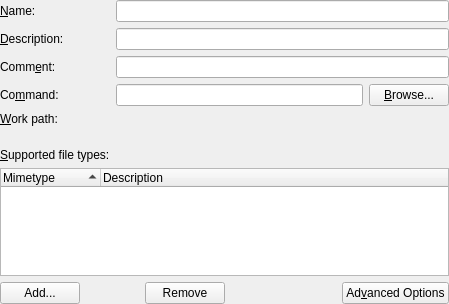
The window that kio/kfile/kpropertiesdesktopbase.ui (KDE/kdelibs) describes before a commit, drawn with Qt 5.
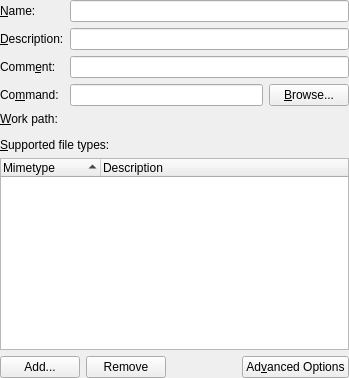
The same window after the commit. Custom widgets are drawn as their Qt base class.

Diff of the .ui file:
```diff
--- a/kio/kfile/kpropertiesdesktopbase.ui
+++ b/kio/kfile/kpropertiesdesktopbase.ui
@@ -1,161 +1,76 @@
-<ui version="4.0" >
+<?xml version="1.0" encoding="UTF-8"?>
+<ui version="4.0">
  <class>KPropertiesDesktopBase</class>
- <widget class="QWidget" name="KPropertiesDesktopBase" >
-  <property name="geometry" >
-   <rect>
-    <x>0</x>
-    <y>0</y>
-    <width>449</width>
-    <height>304</height>
-   </rect>
-  </property>
-  <layout class="QGridLayout" >
-   <property name="leftMargin" >
+ <widget class="QWidget" name="KPropertiesDesktopBase">
+  <layout class="QVBoxLayout" name="verticalLayout">
+   <property name="margin">
     <number>0</number>
    </property>
-   <property name="topMargin" >
-    <number>0</number>
-   </property>
-   <property name="rightMargin" >
-    <number>0</number>
-   </property>
-   <property name="bottomMargin" >
-    <number>0</number>
-   </property>
-   <property name="horizontalSpacing" >
-    <number>6</number>
-   </property>
-   <property name="verticalSpacing" >
-    <number>6</number>
-   </property>
-   <item row="5" column="3" colspan="2" >
-    <spacer>
-     <property name="orientation" >
-      <enum>Qt::Vertical</enum>
-     </property>
-     <property name="sizeType" >
-      <enum>QSizePolicy::Minimum</enum>
-     </property>
-     <property name="sizeHint" >
-      <size>
-       <width>20</width>
-       <height>16</height>
-      </size>
-     </property>
-    </spacer>
-   </item>
-   <item row="6" column="0" colspan="7" >
-    <widget class="QLabel" name="textLabel7" >
-     <property name="whatsThis" >
-      <string>&lt;qt>&lt;p>This list should show the types of file that your application can handle. This list is organized by &lt;u>mimetypes&lt;/u>.&lt;/p>
-&lt;p>MIME, Multipurpose Internet (e)Mail Extension, is a standard protocol for identifying the type of data based on filename extensions and correspondent &lt;u>mimetypes&lt;/u>. Example: the "bmp" part that comes after the dot in flower.bmp indicates that it is a specific kind of image, &lt;u>image/x-bmp&lt;/u>. To know which application should open each type of file, the system should be informed about the abilities of each application to handle these extensions and mimetypes.&lt;/p>
-&lt;p>If you want to associate this application with one or more mimetypes that are not in this list, click on the button &lt;b>Add&lt;/b> below. If there are one or more filetypes that this application cannot handle, you may want to remove them from the list clicking on the button &lt;b>Remove&lt;/b> below.&lt;/p>&lt;/qt></string>
-     </property>
-     <property name="text" >
-      <string>&amp;Supported file types:</string>
-     </property>
-     <property name="buddy" >
-      <cstring>filetypeList</cstring>
-     </property>
-    </widget>
-   </item>
-   <item row="7" column="0" colspan="7" >
-    <widget class="QTreeWidget" name="filetypeList" >
-     <property name="sizePolicy" >
-      <sizepolicy vsizetype="Expanding" hsizetype="Expanding" >
-       <horstretch>0</horstretch>
-       <verstretch>1</verstretch>
-      </sizepolicy>
-     </property>
-     <property name="whatsThis" >
-      <string>&lt;qt>&lt;p>This list should show the types of file that your application can handle. This list is organized by &lt;u>mimetypes&lt;/u>.&lt;/p>
-&lt;p>MIME, Multipurpose Internet (e)Mail Extension, is a standard protocol for identifying the type of data based on filename extensions and correspondent &lt;u>mimetypes&lt;/u>. Example: the "bmp" part that comes after the dot in flower.bmp indicates that it is a specific kind of image, &lt;u>image/x-bmp&lt;/u>. To know which application should open each type of file, the system should be informed about the abilities of each application to handle these extensions and mimetypes.&lt;/p>
-&lt;p>If you want to associate this application with one or more mimetypes that are not in this list, click on the button &lt;b>Add&lt;/b> below. If there are one or more filetypes that this application cannot handle, you may want to remove them from the list clicking on the button &lt;b>Remove&lt;/b> below.&lt;/p>&lt;/qt></string>
-     </property>
-     <property name="rootIsDecorated" >
-      <bool>false</bool>
-     </property>
-     <property name="sortingEnabled" >
-      <bool>true</bool>
-     </property>
-     <property name="allColumnsShowFocus" >
-      <bool>true</bool>
-     </property>
-     <column>
-      <property name="text" >
-       <string>Mimetype</string>
-      </property>
-     </column>
-     <column>
-      <property name="text" >
-       <string>Description</string>
-      </property>
-     </column>
-    </widget>
-   </item>
-   <item row="0" column="0" colspan="2" >
-    <widget class="QLabel" name="nameLabel" >
-     <property name="whatsThis" >
+   <item>
+    <layout class="QFormLayout" name="formLayout">
+     <item row="0" column="0">
+      <widget class="QLabel" name="nameLabel">
+       <property name="whatsThis">
       <string>Type the name you want to give to this application here. This application will appear under this name in the applications menu and in the panel.</string>
      </property>
-     <property name="text" >
+       <property name="text">
       <string>&amp;Name:</string>
      </property>
-     <property name="buddy" >
+       <property name="buddy">
       <cstring>nameEdit</cstring>
      </property>
     </widget>
    </item>
-   <item row="0" column="2" colspan="5" >
-    <widget class="KLineEdit" name="nameEdit" >
-     <property name="whatsThis" >
+     <item row="0" column="1">
+      <widget class="KLineEdit" name="nameEdit">
+       <property name="whatsThis">
       <string>Type the name you want to give to this application here. This application will appear under this name in the applications menu and in the panel.</string>
      </property>
     </widget>
    </item>
-   <item row="1" column="0" colspan="2" >
-    <widget class="QLabel" name="textLabel2" >
-     <property name="whatsThis" >
-      <string>Type the description of this application, based on its use, here. Examples: a dial up application (KPPP) would be "Dial up tool".</string>
-     </property>
-     <property name="text" >
+     <item row="1" column="0">
+      <widget class="QLabel" name="textLabel2">
+       <property name="whatsThis">
+        <string>Type the description of this application, based on its use, here. Examples: a dial up application (KPPP) would be &quot;Dial up tool&quot;.</string>
+       </property>
+       <property name="text">
       <string>&amp;Description:</string>
      </property>
-     <property name="buddy" >
+       <property name="buddy">
       <cstring>genNameEdit</cstring>
      </property>
     </widget>
    </item>
-   <item row="1" column="2" colspan="5" >
-    <widget class="KLineEdit" name="genNameEdit" >
-     <property name="whatsThis" >
-      <string>Type the description of this application, based on its use, here. Examples: a dial up application (KPPP) would be "Dial up tool".</string>
+     <item row="1" column="1">
+      <widget class="KLineEdit" name="genNameEdit">
+       <property name="whatsThis">
+        <string>Type the description of this application, based on its use, here. Examples: a dial up application (KPPP) would be &quot;Dial up tool&quot;.</string>
      </property>
     </widget>
    </item>
-   <item row="2" column="0" colspan="2" >
-    <widget class="QLabel" name="textLabel3" >
-     <property name="whatsThis" >
+     <item row="2" column="0">
+      <widget class="QLabel" name="textLabel3">
+       <property name="whatsThis">
       <string>Type any comment you think is useful here.</string>
      </property>
-     <property name="text" >
+       <property name="text">
       <string>Comm&amp;ent:</string>
      </property>
-     <property name="buddy" >
+       <property name="buddy">
       <cstring>commentEdit</cstring>
      </property>
     </widget>
    </item>
-   <item row="2" column="2" colspan="5" >
-    <widget class="KLineEdit" name="commentEdit" >
-     <property name="whatsThis" >
+     <item row="2" column="1">
+      <widget class="KLineEdit" name="commentEdit">
+       <property name="whatsThis">
       <string>Type any comment you think is useful here.</string>
      </property>
     </widget>
    </item>
-   <item row="3" column="0" colspan="2" >
-    <widget class="QLabel" name="textLabel4" >
-     <property name="whatsThis" >
+     <item row="3" column="0">
+      <widget class="QLabel" name="textLabel4">
+       <property name="whatsThis">
       <string>Type the command to start this application here.
 
 Following the command, you can have several place holders which will be replaced with the actual values when the actual program is run:
@@ -169,17 +84,19 @@
 %m - the mini-icon
 %c - the caption</string>
      </property>
-     <property name="text" >
+       <property name="text">
       <string>Co&amp;mmand:</string>
      </property>
-     <property name="buddy" >
+       <property name="buddy">
       <cstring>commandEdit</cstring>
      </property>
     </widget>
    </item>
-   <item row="3" column="2" colspan="4" >
-    <widget class="KLineEdit" name="commandEdit" >
-     <property name="whatsThis" >
+     <item row="3" column="1">
+      <layout class="QHBoxLayout" name="horizontalLayout">
+       <item>
+        <widget class="KLineEdit" name="commandEdit">
+         <property name="whatsThis">
       <string>Type the command to start this application here.
 
 Following the command, you can have several place holders which will be replaced with the actual values when the actual program is run:
@@ -195,113 +112,160 @@
      </property>
     </widget>
    </item>
-   <item row="3" column="6" >
-    <widget class="QPushButton" name="browseButton" >
-     <property name="whatsThis" >
+       <item>
+        <widget class="QPushButton" name="browseButton">
+         <property name="whatsThis">
       <string>Click here to browse your file system in order to find the desired executable.</string>
      </property>
-     <property name="text" >
+         <property name="text">
       <string>&amp;Browse...</string>
      </property>
     </widget>
    </item>
-   <item row="4" column="0" colspan="2" >
-    <widget class="QLabel" name="textLabel5" >
-     <property name="whatsThis" >
+      </layout>
+     </item>
+     <item row="4" column="0">
+      <widget class="QLabel" name="textLabel5">
+       <property name="whatsThis">
       <string>Sets the working directory for your application.</string>
      </property>
-     <property name="text" >
+       <property name="text">
       <string>&amp;Work path:</string>
      </property>
-     <property name="buddy" >
+       <property name="buddy">
       <cstring>pathEdit</cstring>
      </property>
     </widget>
    </item>
-   <item row="4" column="2" colspan="5" >
-    <widget class="KUrlRequester" name="pathEdit" >
-     <property name="whatsThis" >
+     <item row="4" column="1">
+      <widget class="KUrlRequester" name="pathEdit">
+       <property name="whatsThis">
       <string>Sets the working directory for your application.</string>
      </property>
     </widget>
    </item>
-   <item row="8" column="0" >
-    <widget class="QPushButton" name="addFiletypeButton" >
-     <property name="whatsThis" >
+    </layout>
+   </item>
+   <item>
+    <widget class="KSeparator" name="kseparator"/>
+   </item>
+   <item>
+    <widget class="QLabel" name="textLabel7">
+     <property name="whatsThis">
+      <string>&lt;qt&gt;&lt;p&gt;This list should show the types of file that your application can handle. This list is organized by &lt;u&gt;mimetypes&lt;/u&gt;.&lt;/p&gt;
+&lt;p&gt;MIME, Multipurpose Internet (e)Mail Extension, is a standard protocol for identifying the type of data based on filename extensions and correspondent &lt;u&gt;mimetypes&lt;/u&gt;. Example: the &quot;bmp&quot; part that comes after the dot in flower.bmp indicates that it is a specific kind of image, &lt;u&gt;image/x-bmp&lt;/u&gt;. To know which application should open each type of file, the system should be informed about the abilities of each application to handle these extensions and mimetypes.&lt;/p&gt;
+&lt;p&gt;If you want to associate this application with one or more mimetypes that are not in this list, click on the button &lt;b&gt;Add&lt;/b&gt; below. If there are one or more filetypes that this application cannot handle, you may want to remove them from the list clicking on the button &lt;b&gt;Remove&lt;/b&gt; below.&lt;/p&gt;&lt;/qt&gt;</string>
+     </property>
+     <property name="text">
+      <string>&amp;Supported file types:</string>
+     </property>
+     <property name="buddy">
+      <cstring>filetypeList</cstring>
+     </property>
+    </widget>
+   </item>
+   <item>
+    <widget class="QTreeWidget" name="filetypeList">
+     <property name="sizePolicy">
+      <sizepolicy hsizetype="Expanding" vsizetype="Expanding">
+       <horstretch>0</horstretch>
+       <verstretch>1</verstretch>
+      </sizepolicy>
+     </property>
+     <property name="whatsThis">
+      <string>&lt;qt&gt;&lt;p&gt;This list should show the types of file that your application can handle. This list is organized by &lt;u&gt;mimetypes&lt;/u&gt;.&lt;/p&gt;
+&lt;p&gt;MIME, Multipurpose Internet (e)Mail Extension, is a standard protocol for identifying the type of data based on filename extensions and correspondent &lt;u&gt;mimetypes&lt;/u&gt;. Example: the &quot;bmp&quot; part that comes after the dot in flower.bmp indicates that it is a specific kind of image, &lt;u&gt;image/x-bmp&lt;/u&gt;. To know which application should open each type of file, the system should be informed about the abilities of each application to handle these extensions and mimetypes.&lt;/p&gt;
+&lt;p&gt;If you want to associate this application with one or more mimetypes that are not in this list, click on the button &lt;b&gt;Add&lt;/b&gt; below. If there are one or more filetypes that this application cannot handle, you may want to remove them from the list clicking on the button &lt;b&gt;Remove&lt;/b&gt; below.&lt;/p&gt;&lt;/qt&gt;</string>
+     </property>
+     <property name="rootIsDecorated">
+      <bool>false</bool>
+     </property>
+     <property name="sortingEnabled">
+      <bool>true</bool>
+     </property>
+     <property name="allColumnsShowFocus">
+      <bool>true</bool>
+     </property>
+     <column>
+      <property name="text">
+       <string>Mimetype</string>
+      </property>
+     </column>
+     <column>
+      <property name="text">
+       <string>Description</string>
+      </property>
+     </column>
+    </widget>
+   </item>
+   <item>
+    <layout class="QHBoxLayout" name="horizontalLayout_2">
+     <item>
+      <widget class="QPushButton" name="addFiletypeButton">
+       <property name="whatsThis">
       <string>Click on this button if you want to add a type of file (mimetype) that your application can handle.</string>
      </property>
-     <property name="text" >
+       <property name="text">
       <string>Add...</string>
      </property>
     </widget>
    </item>
-   <item row="8" column="1" colspan="2" >
-    <spacer>
-     <property name="orientation" >
-      <enum>Qt::Horizontal</enum>
-     </property>
-     <property name="sizeType" >
-      <enum>QSizePolicy::MinimumExpanding</enum>
-     </property>
-     <property name="sizeHint" >
-      <size>
-       <width>53</width>
-       <height>20</height>
-      </size>
-     </property>
-    </spacer>
-   </item>
-   <item row="8" column="3" >
-    <widget class="QPushButton" name="delFiletypeButton" >
-     <property name="whatsThis" >
+     <item>
+      <widget class="QPushButton" name="delFiletypeButton">
+       <property name="whatsThis">
       <string>If you want to remove a type of file (mimetype) that your application cannot handle, select the mimetype in the list above and click on this button.</string>
      </property>
-     <property name="text" >
+       <property name="text">
       <string>Remove</string>
      </property>
     </widget>
    </item>
-   <item row="8" column="4" >
+     <item>
     <spacer>
-     <property name="orientation" >
+       <property name="orientation">
       <enum>Qt::Horizontal</enum>
      </property>
-     <property name="sizeType" >
+       <property name="sizeType">
       <enum>QSizePolicy::MinimumExpanding</enum>
      </property>
-     <property name="sizeHint" >
+       <property name="sizeHint" stdset="0">
       <size>
-       <width>53</width>
+         <width>70</width>
        <height>20</height>
       </size>
      </property>
     </spacer>
    </item>
-   <item row="8" column="5" colspan="2" >
-    <widget class="QPushButton" name="advancedButton" >
-     <property name="whatsThis" >
+     <item>
+      <widget class="QPushButton" name="advancedButton">
+       <property name="whatsThis">
       <string>Click here to modify the way this application will run, launch feedback, D-Bus options or to run it as a different user.</string>
      </property>
-     <property name="text" >
+       <property name="text">
       <string>Ad&amp;vanced Options</string>
      </property>
     </widget>
    </item>
   </layout>
+   </item>
+  </layout>
  </widget>
- <layoutdefault spacing="6" margin="11" />
  <customwidgets>
+  <customwidget>
+   <class>KUrlRequester</class>
+   <extends>QFrame</extends>
+   <header>kurlrequester.h</header>
+   <container>1</container>
+  </customwidget>
   <customwidget>
    <class>KLineEdit</class>
    <extends>QLineEdit</extends>
    <header>klineedit.h</header>
-   <container>1</container>
   </customwidget>
   <customwidget>
-   <class>KUrlRequester</class>
+   <class>KSeparator</class>
    <extends>QFrame</extends>
-   <header>kurlrequester.h</header>
-   <container>1</container>
+   <header>kseparator.h</header>
   </customwidget>
  </customwidgets>
  <resources/>
```
Lines whose indentation alone changed are shown as unchanged.
